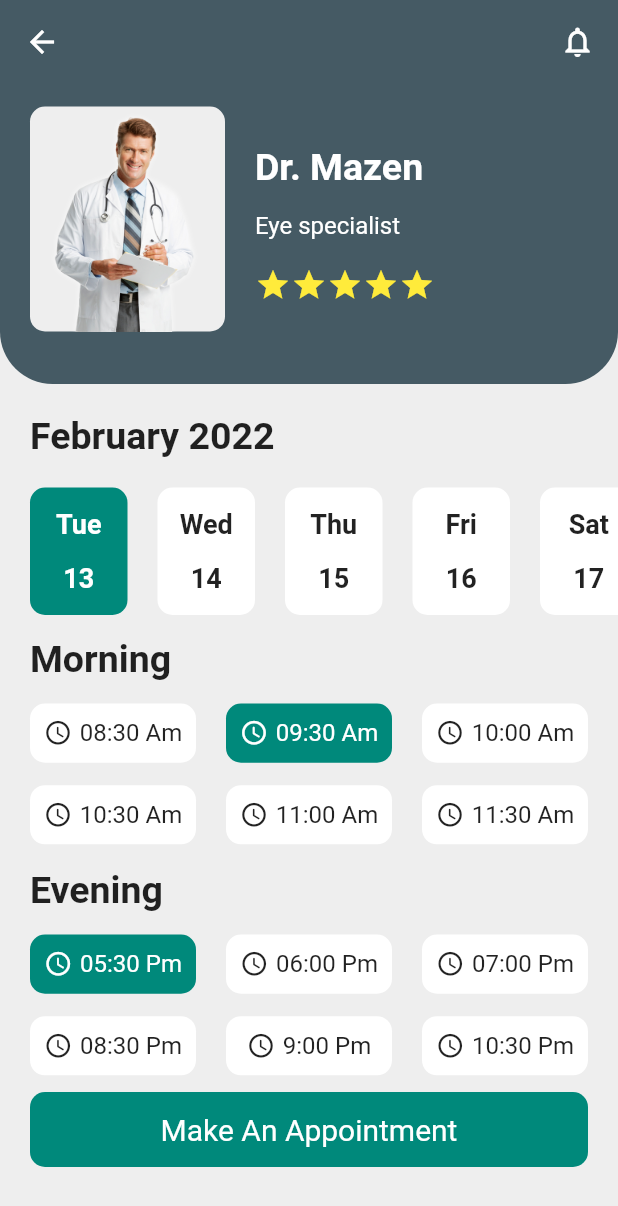
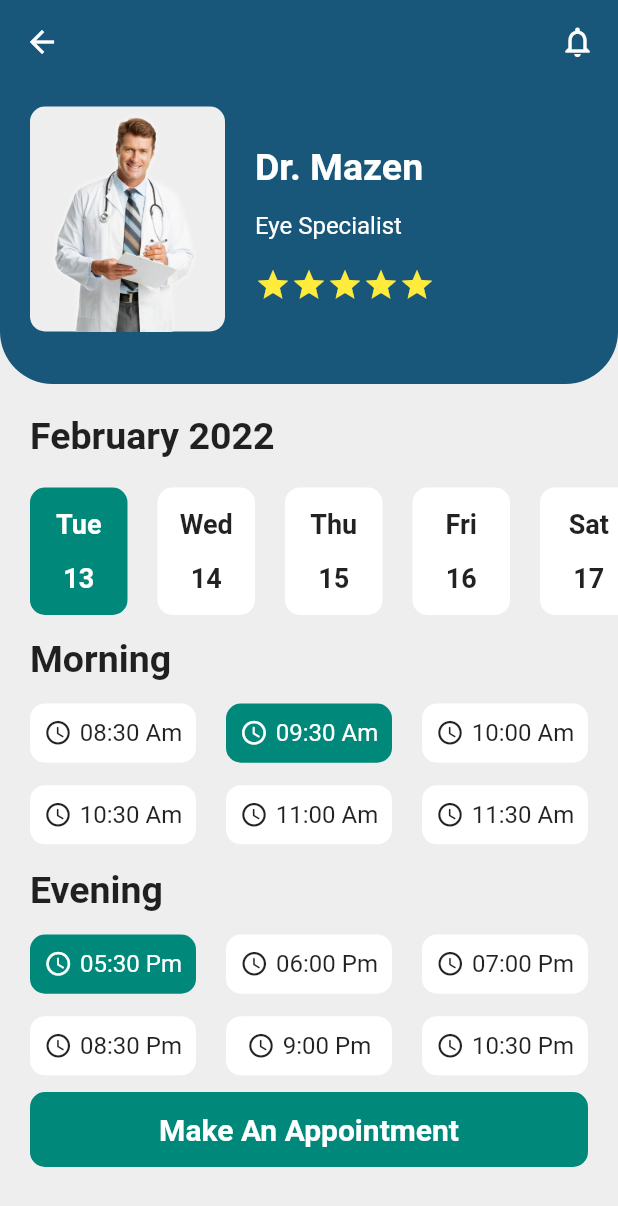
Before and after one commit to Tolbaax/dr_Appointment, a Flutter app: the screen it shows after launch, after a tap on "Dr. Mazen", on a phone screen of 412 x 824 dp. Shown: the top 1206 px of the screen. Run offline on Flutter 3.47's test engine with Material 2 defaults, Android fonts, the phone set to English and light mode, and no system bars.

Commit message:
Initial commit

```diff
--- a/lib/View/Screens/AppScreen.dart
+++ b/lib/View/Screens/AppScreen.dart
@@ -1,5 +1,6 @@
 
 import 'package:de_appointment/Model/DrTimeModel.dart';
+import 'package:de_appointment/Model/TopRateModel.dart';
 import 'package:de_appointment/View/Widgets/DataTimeWidget.dart';
 import 'package:de_appointment/View/Widgets/DrTimeWidget.dart';
 import 'package:flutter/material.dart';
@@ -7,8 +8,9 @@ import 'package:flutter/material.dart';
 import '../../Model/DataTimeModel.dart';
 
 class AppScreen extends StatefulWidget {
-  const AppScreen({Key? key,}) : super(key: key);
+  AppScreen({Key? key,this.rate}) : super(key: key);
   static String id = 'AppScreen';
+  TopRateModel? rate;
   @override
   _AppScreenState createState() => _AppScreenState();
 }
@@ -48,7 +50,7 @@ class _AppScreenState extends State<AppScreen> {
     return Scaffold(
       backgroundColor: Colors.grey.shade200,
       appBar: AppBar(
-        backgroundColor: Colors.blueGrey.shade700,
+        backgroundColor:const Color.fromARGB(255, 24, 87, 121),
         elevation: 0.0,
         actions: [
           Container(
@@ -61,9 +63,9 @@ class _AppScreenState extends State<AppScreen> {
         children: [
           Container(
             height: 200,
-            decoration: BoxDecoration(
-              color: Colors.blueGrey.shade700,
-              borderRadius: const BorderRadius.only(
+            decoration:const BoxDecoration(
+              color: Color.fromARGB(255, 24, 87, 121),
+              borderRadius:  BorderRadius.only(
                 bottomRight: Radius.circular(35),
                 bottomLeft: Radius.circular(35),
               ),
@@ -77,27 +79,27 @@ class _AppScreenState extends State<AppScreen> {
                   decoration: BoxDecoration(
                       borderRadius: BorderRadius.circular(10),
                       color: Colors.grey.shade200),
-                  child: Image.asset('images/dr2.png'),
+                  child: Image.asset(widget.rate!.topRateImageUrl!),
                 ),
                 Column(
                   mainAxisAlignment: MainAxisAlignment.center,
                   crossAxisAlignment: CrossAxisAlignment.start,
                   children: [
-                    const Padding(
-                      padding: EdgeInsets.only(left: 20, bottom: 15),
+                     Padding(
+                      padding:const EdgeInsets.only(left: 20, bottom: 15),
                       child: Text(
-                        'Dr. Mazen',
-                        style: TextStyle(
+                        widget.rate!.drName!,
+                        style:const TextStyle(
                             color: Colors.white,
                             fontSize: 25,
                             fontWeight: FontWeight.w700),
                       ),
                     ),
-                    const Padding(
-                      padding: EdgeInsets.only(left: 20),
+                     Padding(
+                      padding:const EdgeInsets.only(left: 20),
                       child: Text(
-                        'Eye specialist',
-                        style: TextStyle(
+                        widget.rate!.spec!,
+                        style:const TextStyle(
                             color: Colors.white,
                             fontWeight: FontWeight.w400,
                             fontSize: 16),
@@ -197,7 +199,7 @@ class _AppScreenState extends State<AppScreen> {
               borderRadius: BorderRadius.circular(10),
               color: Colors.teal.shade600,
             ),
-            child: const Text('Make An Appointment',style: TextStyle(color: Colors.white,fontSize: 20),),
+            child: const Text('Make An Appointment',style: TextStyle(color: Colors.white,fontSize: 20,fontWeight: FontWeight.w600),),
           ),
         ],
       ),
--- a/lib/View/Screens/HomeScreen.dart
+++ b/lib/View/Screens/HomeScreen.dart
@@ -55,11 +55,12 @@ List<TopRateModel> topRate = [
       distance: '50km'),
 ];
 
+
 class _HomeScreenState extends State<HomeScreen> {
   @override
   Widget build(BuildContext context) {
     return Scaffold(
-      backgroundColor: Colors.blueGrey.shade700,
+      backgroundColor:const Color.fromARGB(255, 24, 87, 121),
       appBar: AppBar(
         backgroundColor: Colors.transparent,
         elevation: 0,
@@ -71,7 +72,7 @@ class _HomeScreenState extends State<HomeScreen> {
           ),
           Container(
             margin:
-                const EdgeInsets.only(right: 22, left: 10, top: 10, bottom: 10),
+                const EdgeInsets.only(right: 25, left: 10, top: 10, bottom: 10),
             width: 40,
             decoration: BoxDecoration(
                 borderRadius: BorderRadius.circular(5),
@@ -206,7 +207,7 @@ class _HomeScreenState extends State<HomeScreen> {
                         Navigator.push(
                             context,
                             MaterialPageRoute(
-                                builder: (context) => const AppScreen()));
+                                builder: (context) =>  AppScreen(rate: topRate[index],)));
                       },
                       child: RateWidget(
                         topRate: topRate[index],
--- a/lib/main.dart
+++ b/lib/main.dart
@@ -18,9 +18,9 @@ class _DrAppointmentState extends State<DrAppointment> {
   Widget build(BuildContext context) {
     return  MaterialApp(
       debugShowCheckedModeBanner: false,
-      home:const HomeScreen(),
+      home: HomeScreen(),
       routes: {
-        AppScreen.id:(context)=>const AppScreen(),
+        AppScreen.id:(context)=> AppScreen(),
       },
     );
   }
```
